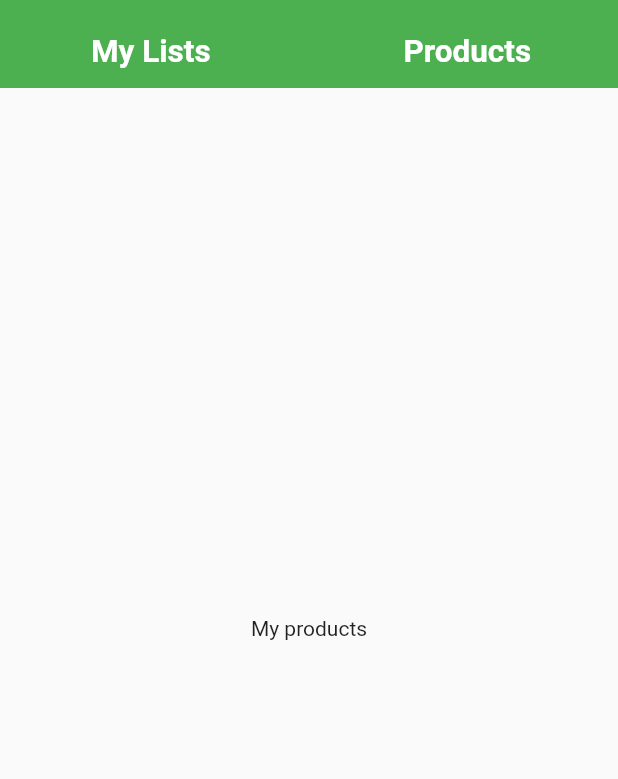
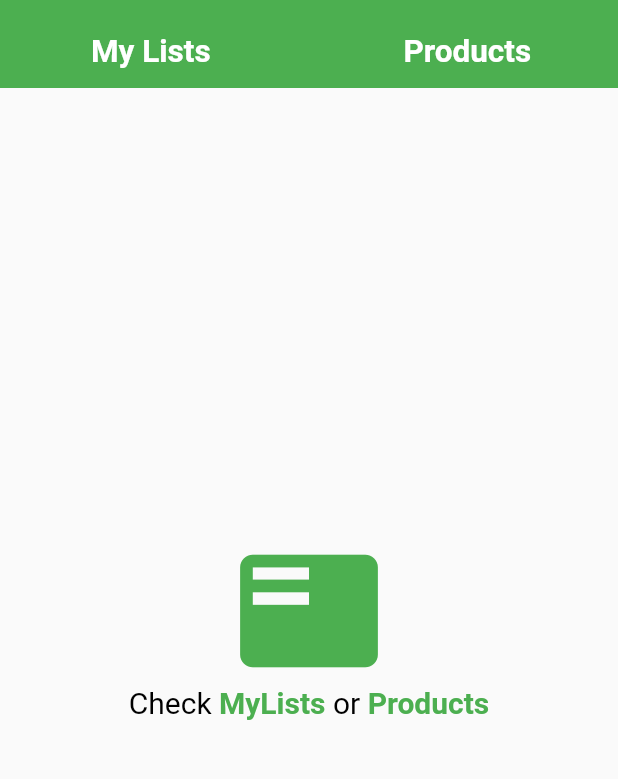
Before and after one commit to danielmartonca/Listonic, a Flutter app: the screen it shows after launch, after a tap on "Products", after a tap on the "home filled" icon, on a phone screen of 412 x 824 dp, the part 68-847 px from its top. Run offline on Flutter 3.47's test engine with Material 2 defaults, Android fonts, the phone set to English and light mode, and no system bars; our stand-ins replace hive, hive_flutter, logger; accounts and stored records are empty.

Commit message:
Added home body page content

```diff
--- a/lib/main.dart
+++ b/lib/main.dart
@@ -2,7 +2,7 @@ import 'package:flutter/material.dart';
 import 'package:hive_flutter/hive_flutter.dart';
 import 'package:listonic_clone/database/populars.dart';
 import 'package:listonic_clone/model/product.dart';
-import 'package:listonic_clone/windows/home.dart';
+import 'package:listonic_clone/view/home.dart';
 
 import 'model/listonic_list.dart';
 
--- a/lib/windows/home.dart
+++ b/lib/view/home.dart
@@ -1,7 +1,8 @@
 import 'package:flutter/material.dart';
 import 'package:hive/hive.dart';
-import 'package:listonic_clone/windows/my_lists_window.dart';
-import 'package:listonic_clone/windows/products_window.dart';
+import 'package:listonic_clone/view/my_lists_window.dart';
+import 'package:listonic_clone/view/products_window.dart';
+import 'package:flutter/gestures.dart';
 import 'package:logger/logger.dart';
 
 final log = Logger(printer: PrettyPrinter(), output: ConsoleOutput());
@@ -18,13 +19,46 @@ class _HomeWindowState extends State<HomeWindow> {
   late Widget _body;
   Color _navMyListsColor = Colors.white;
   Color _navProductsColor = Colors.white;
+  final double _iconSizeScale = 1;
+  final double _emptyBodyTextSize = 20;
   static const Color _onclickButtonColor = Colors.orange;
 
   _HomeWindowState() {
-    _body = const Expanded(
+    _body = emptyBodyPaint();
+  }
+
+  Widget emptyBodyPaint() {
+    return Expanded(
         child: Align(
             child: Center(
-      child: Text("Body text"),
+      child: Column(children: [
+        Icon(
+          Icons.featured_play_list,
+          color: Colors.green,
+          size: _iconSizeScale * 100,
+        ),
+        RichText(
+            text: TextSpan(
+          style: TextStyle(
+            fontSize: _emptyBodyTextSize,
+            color: Colors.black,
+          ),
+          children: <TextSpan>[
+            const TextSpan(text: 'Check '),
+            TextSpan(
+                text: 'MyLists',
+                recognizer: TapGestureRecognizer()..onTap = switchToMyLists,
+                style: const TextStyle(
+                    color: Colors.green, fontWeight: FontWeight.bold)),
+            const TextSpan(text: ' or '),
+            TextSpan(
+                text: 'Products',
+                recognizer: TapGestureRecognizer()..onTap = switchToProducts,
+                style: const TextStyle(
+                    color: Colors.green, fontWeight: FontWeight.bold)),
+          ],
+        ))
+      ], mainAxisAlignment: MainAxisAlignment.center),
     )));
   }
 
@@ -33,7 +67,7 @@ class _HomeWindowState extends State<HomeWindow> {
     setState(() {
       _navMyListsColor = Colors.white;
       _navProductsColor = Colors.white;
-      _body = const ProductsWindow();
+      _body = emptyBodyPaint();
     });
   }
 
@@ -47,16 +81,11 @@ class _HomeWindowState extends State<HomeWindow> {
   }
 
   void switchToProducts() {
-    log.i("switchToProducts called");
+    log.i("switchToEmptyBody called");
     setState(() {
       _navMyListsColor = Colors.white;
-      _navProductsColor = _onclickButtonColor;
-      _body = const Expanded(
-        child: Align(
-            child: Center(
-          child: Text("My Products"),
-        )),
-      );
+      _navProductsColor = Colors.white;
+      _body = const ProductsWindow();
     });
   }
 
```
Also changed, not shown: lib/view/my_lists_window.dart (renamed from lib/windows/my_lists_window.dart), lib/view/products_window.dart (renamed from lib/windows/products_window.dart).
